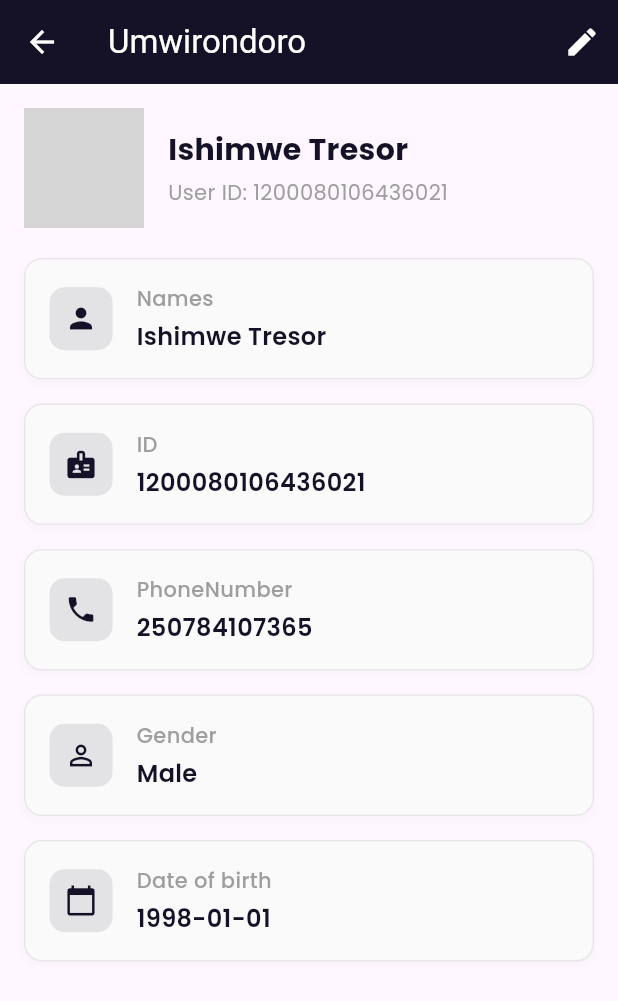
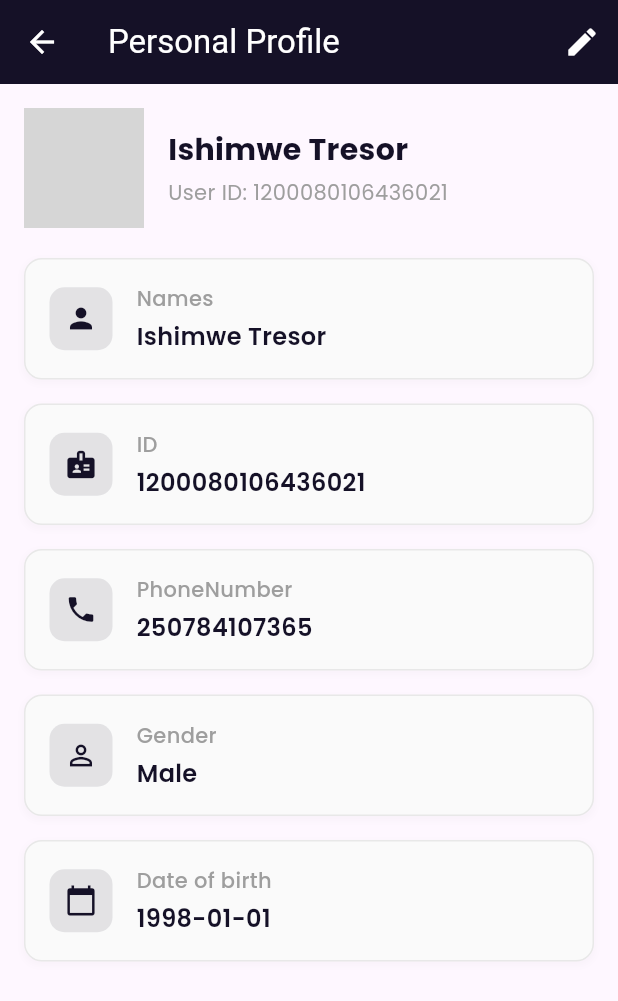
Before and after one commit to IshimweTresor/haramony-mobile-app, a Flutter app: the ProfileScreen screen opened by its route, on a phone screen of 412 x 824 dp. Shown: the top 1001 px of the screen. Run offline on Flutter 3.47's test engine with Material 3 defaults, Android fonts, the phone set to English and light mode, and no system bars; our stand-ins replace file_picker, font_awesome_flutter, google_fonts, image_picker, shared_preferences; accounts and stored records are empty; network calls fail; grey boxes are pictures that could not be loaded.

Commit message:
change language

```diff
--- a/lib/profile_screen.dart
+++ b/lib/profile_screen.dart
@@ -55,7 +55,7 @@
   Widget build(BuildContext context) {
     return Scaffold(
       appBar: AppBar(
-        title: const Text('Umwirondoro'),
+        title: const Text('Personal Profile'),
         backgroundColor: const Color.fromARGB(255, 21, 17, 39),
         foregroundColor: Colors.white,
         actions: [
```
